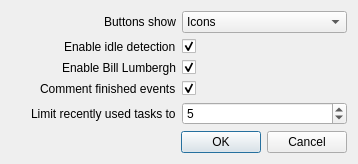
The window that Charm/Widgets/CharmPreferences.ui (mkrus/Charm) describes before a commit, drawn with Qt 5.
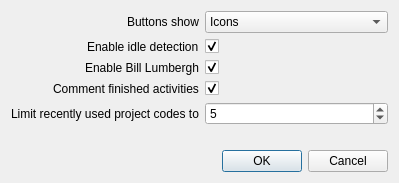
The same window after the commit.

Commit message:
Change use of term Events to Activities and Tasks to Project Codes
Task-Id: CHM-160

Patch:
```diff
--- a/Charm/Widgets/CharmPreferences.ui
+++ b/Charm/Widgets/CharmPreferences.ui
@@ -6,8 +6,8 @@
    <rect>
     <x>0</x>
     <y>0</y>
-    <width>358</width>
-    <height>158</height>
+    <width>399</width>
+    <height>183</height>
    </rect>
   </property>
   <property name="windowTitle">
@@ -96,7 +96,7 @@
         </sizepolicy>
        </property>
        <property name="text">
-        <string>Comment finished events</string>
+        <string>Comment finished activities</string>
        </property>
        <property name="buddy">
         <cstring>cbRequestEventComment</cstring>
@@ -132,7 +132,7 @@
         </sizepolicy>
        </property>
        <property name="text">
-        <string>Limit recently used tasks to</string>
+        <string>Limit recently used project codes to</string>
        </property>
        <property name="buddy">
         <cstring>sbNumberOfTaskSelectorEntries</cstring>
```
The commit also changes 13 other files.
